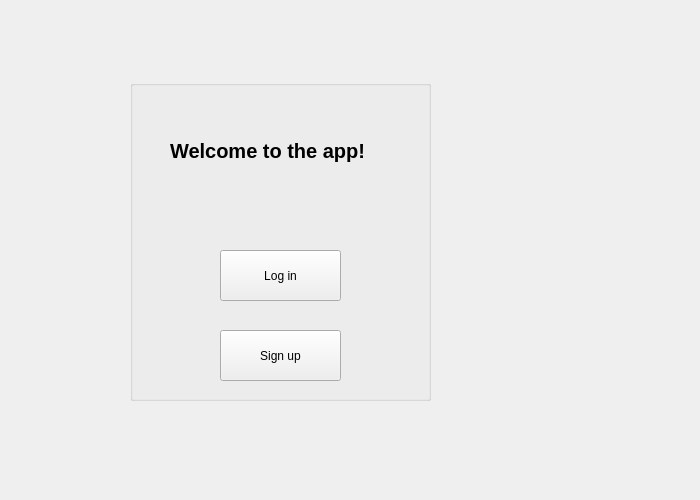
Above: asd/welcome.ui from rkishibe/diaggaze before the change. Below: the same form after it.
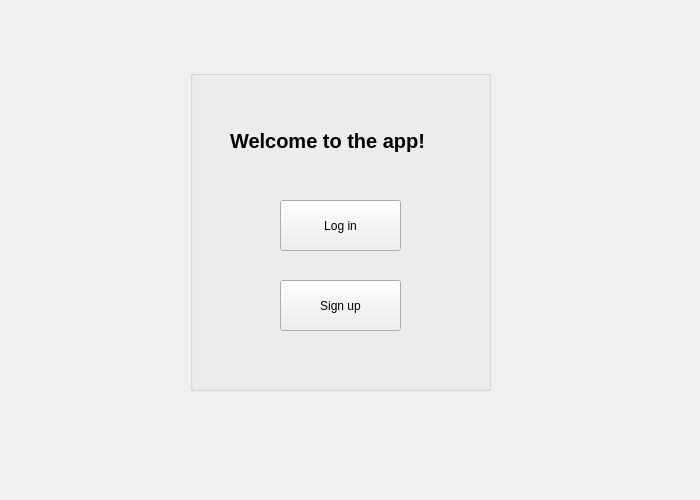
That is the form after the change.

Commit message: menu screen almost done

Patch:
```diff
--- a/asd/welcome.ui
+++ b/asd/welcome.ui
@@ -16,8 +16,8 @@
   <widget class="QGroupBox" name="group_box">
    <property name="geometry">
     <rect>
-     <x>130</x>
-     <y>80</y>
+     <x>190</x>
+     <y>70</y>
      <width>301</width>
      <height>321</height>
     </rect>
@@ -29,7 +29,7 @@
     <property name="geometry">
      <rect>
       <x>90</x>
-      <y>170</y>
+      <y>130</y>
       <width>121</width>
       <height>51</height>
      </rect>
@@ -42,7 +42,7 @@
     <property name="geometry">
      <rect>
       <x>90</x>
-      <y>250</y>
+      <y>210</y>
       <width>121</width>
       <height>51</height>
      </rect>
```
The commit also changes 7 other files.
